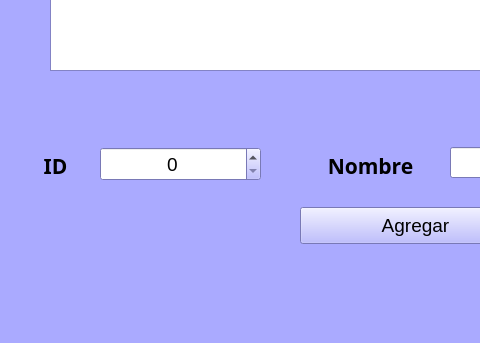
The window that src/GUIS/DCategorias.ui (Espiti88/Alimentarte) describes before a commit, drawn with Qt 5; both pictures show x 0 to 480 and y 343 to 686 of the 1097 by 686 pixel window.
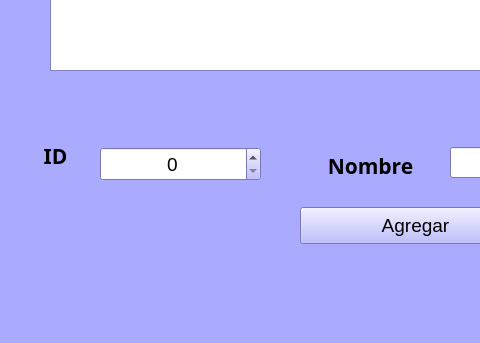
The same window after the commit.

```diff
--- a/src/GUIS/DCategorias.ui
+++ b/src/GUIS/DCategorias.ui
@@ -637,7 +637,7 @@
     <property name="geometry">
      <rect>
       <x>20</x>
-      <y>490</y>
+      <y>480</y>
       <width>71</width>
       <height>37</height>
      </rect>
```
Left out of the diff: 4 changed lines with no effect on the pictures.
